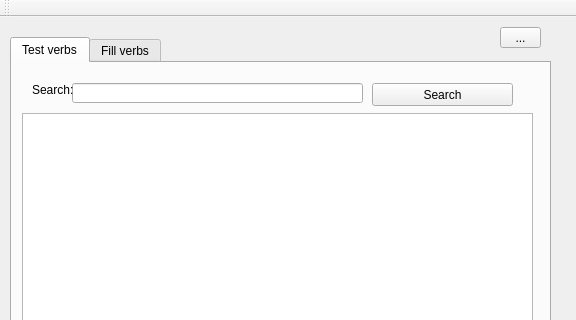
Above: mainwindow.ui from rlinosaur/verbs_project before the change; both pictures show x 0 to 576 and y 0 to 320 of the 576 by 633 pixel window. Below: the same form after it.
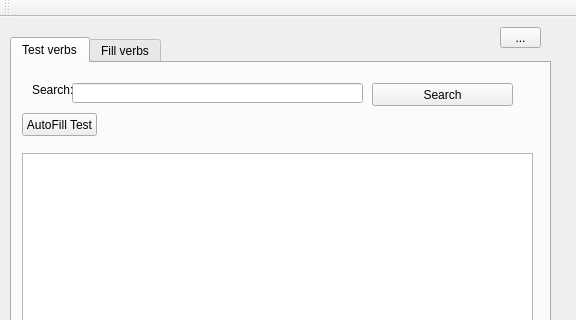
That is the form after the change. The open tabs and pages were chosen to show the change. Icons and pictures are not drawn.

Commit message: Added database size test, added indices.

```diff
--- a/mainwindow.ui
+++ b/mainwindow.ui
@@ -34,9 +34,9 @@
       <property name="geometry">
        <rect>
         <x>10</x>
-        <y>50</y>
+        <y>90</y>
         <width>511</width>
-        <height>451</height>
+        <height>411</height>
        </rect>
       </property>
      </widget>
@@ -76,6 +76,19 @@
        <string>Search:</string>
       </property>
      </widget>
+     <widget class="QPushButton" name="pushButton_3">
+      <property name="geometry">
+       <rect>
+        <x>10</x>
+        <y>50</y>
+        <width>75</width>
+        <height>23</height>
+       </rect>
+      </property>
+      <property name="text">
+       <string>AutoFill Test</string>
+      </property>
+     </widget>
     </widget>
     <widget class="QWidget" name="tab_fill">
      <attribute name="title">
```
Left out of the diff: 2 changed lines with no effect on the pictures. The commit also changes 6 other files.
